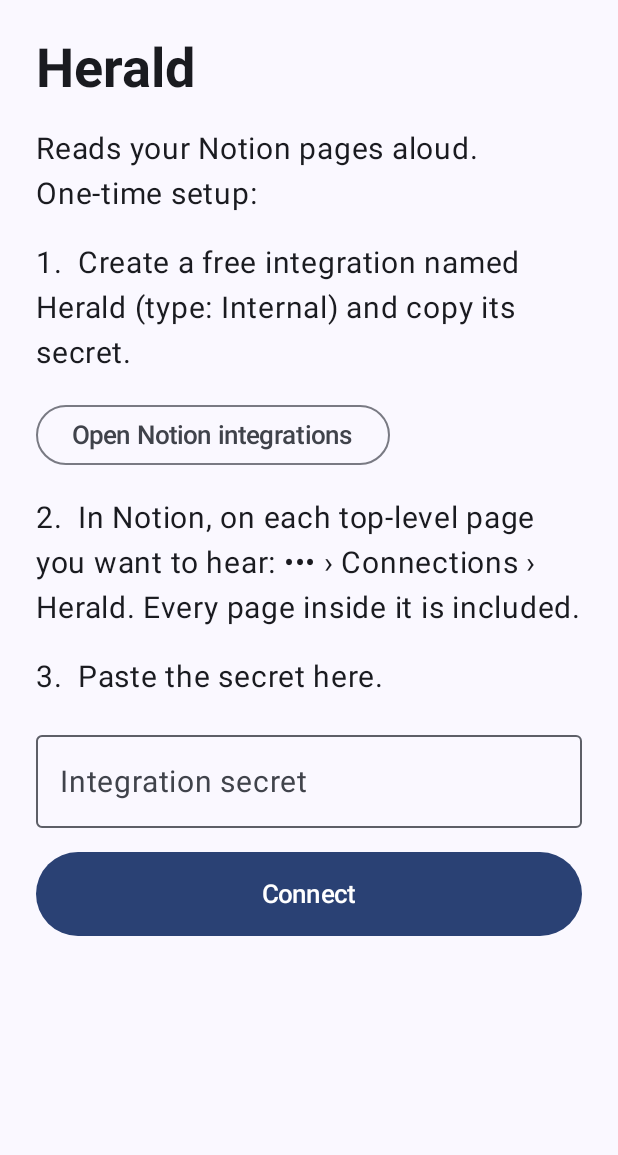
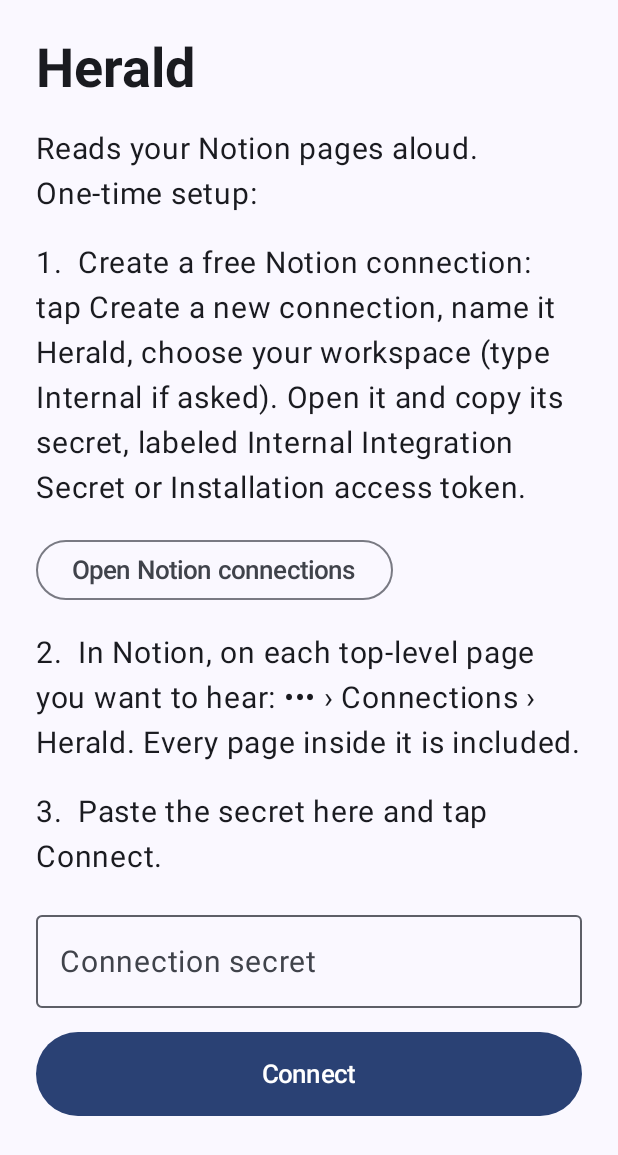
Before and after one commit to guilnunes/Herald, an Android app built with Jetpack Compose: the screen it shows after launch (MainActivity), on a phone screen of 412 x 824 dp. Shown: the top 1155 px of the screen. Run offline under Robolectric (Android 15) with nearby library versions, the phone set to English and light mode, and no system bars; pictures from the network do not load.

Commit message:
Setup text: Notion now calls integrations connections
Co-Authored-By: Claude Opus 5.5 <noreply@anthropic.com>
Claude-Session: https://claude.ai/code/session_018BoS4kYWPAhaznmTv3m7g3

```diff
--- a/app/src/main/java/com/guilnunes/herald/data/NotionApi.kt
+++ b/app/src/main/java/com/guilnunes/herald/data/NotionApi.kt
@@ -62,8 +62,8 @@ class NotionApi(private val token: () -> String?) {
     }
 
     private fun friendly(code: Int, msg: String?): String = when (code) {
-        401 -> "Notion rejected the token. Check it in Settings."
-        403, 404 -> "Herald can't see this page. In Notion, open the page (or a page above it), tap ••• › Connections and add your Herald integration."
+        401 -> "Notion rejected the secret. Copy it again from your Herald connection and paste it in Settings."
+        403, 404 -> "Herald can't see this page. In Notion, open the page (or a page above it), tap ••• › Connections and add Herald."
         else -> msg ?: "Notion error $code."
     }
 
--- a/app/src/main/java/com/guilnunes/herald/ui/SetupScreen.kt
+++ b/app/src/main/java/com/guilnunes/herald/ui/SetupScreen.kt
@@ -46,16 +46,16 @@ fun SetupScreen(vm: MainViewModel) {
         ) {
             Text("Herald", style = MaterialTheme.typography.displaySmall, fontWeight = FontWeight.Bold)
             Text("Reads your Notion pages aloud. One-time setup:", style = MaterialTheme.typography.bodyLarge)
-            Step("1", "Create a free integration named Herald (type: Internal) and copy its secret.")
+            Step("1", "Create a free Notion connection: tap Create a new connection, name it Herald, choose your workspace (type Internal if asked). Open it and copy its secret, labeled Internal Integration Secret or Installation access token.")
             OutlinedButton(onClick = {
                 ctx.startActivity(Intent(Intent.ACTION_VIEW, Uri.parse("https://www.notion.so/profile/integrations")))
-            }) { Text("Open Notion integrations") }
+            }) { Text("Open Notion connections") }
             Step("2", "In Notion, on each top-level page you want to hear: ••• › Connections › Herald. Every page inside it is included.")
-            Step("3", "Paste the secret here.")
+            Step("3", "Paste the secret here and tap Connect.")
             OutlinedTextField(
                 value = token,
                 onValueChange = { token = it },
-                label = { Text("Integration secret") },
+                label = { Text("Connection secret") },
                 singleLine = true,
                 visualTransformation = PasswordVisualTransformation(),
                 keyboardOptions = KeyboardOptions(imeAction = ImeAction.Done),
```
Also changed, not shown: 1 other file.
